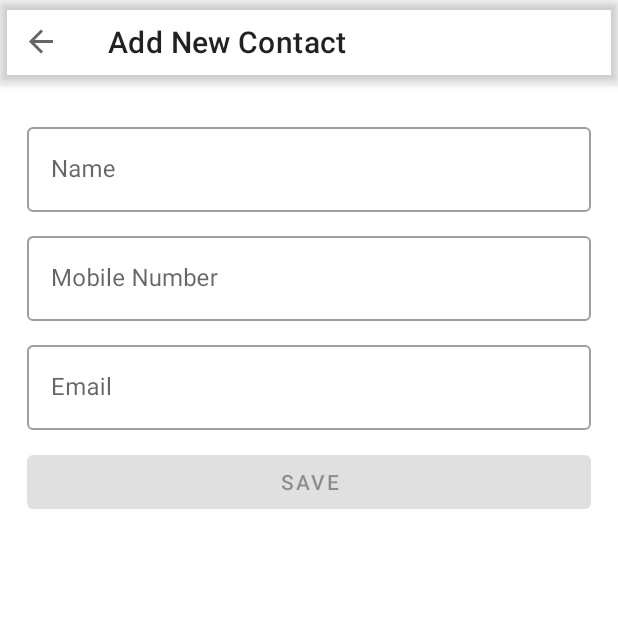
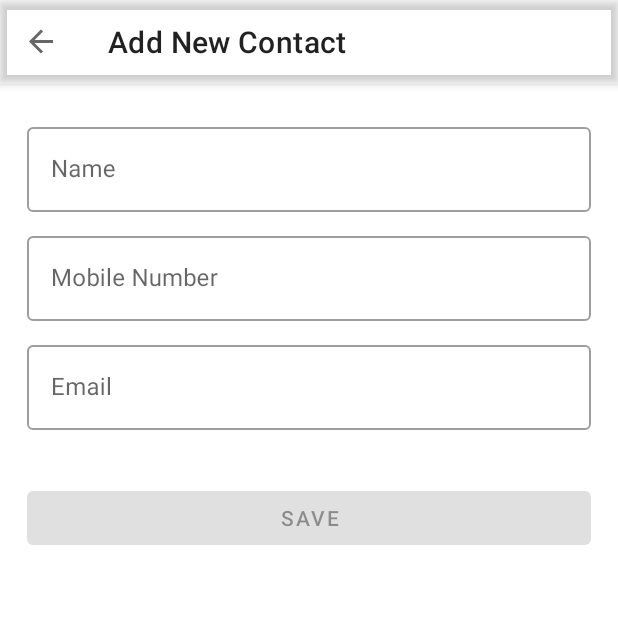
Before and after one commit to shivaprasad-bhat/Contact-Saver, an Android app: the NewContactFragment screen opened through its navigation route, on a phone screen of 412 x 824 dp, the top half of it. Run offline under Robolectric (Android 15) with nearby library versions, the phone set to English and light mode, and no system bars; our stand-ins replace Dagger/Hilt's generated code, Timber, data binding, navigation-ui.

Commit message:
Feature: Connected app with database
- Added insert functionality by saving the contact details.
- Added progress bar.

Signed-off-by: AmanKamani <kamaniamanak@gmail.com>

```diff
--- a/app/src/main/java/com/jb/svb/contactsaver/ContactActivity.kt
+++ b/app/src/main/java/com/jb/svb/contactsaver/ContactActivity.kt
@@ -8,8 +8,10 @@ import androidx.navigation.NavController
 import androidx.navigation.fragment.NavHostFragment
 import androidx.navigation.ui.setupActionBarWithNavController
 import com.jb.svb.contactsaver.databinding.ActivityContactBinding
+import dagger.hilt.android.AndroidEntryPoint
 import timber.log.Timber
 
+@AndroidEntryPoint
 class ContactActivity : AppCompatActivity() {
     private lateinit var binding: ActivityContactBinding
 
--- a/app/src/main/java/com/jb/svb/contactsaver/persistance/entities/ContactEntity.kt
+++ b/app/src/main/java/com/jb/svb/contactsaver/persistance/entities/ContactEntity.kt
@@ -10,7 +10,7 @@ data class ContactEntity(
     val mobileNumber: Long,
     val emailId: String,
     @PrimaryKey(autoGenerate = true)
-    val id: Int = -1
+    val id: Int = 0
 )
 
 fun ContactEntity.asModel(): Contact {
--- a/app/src/main/java/com/jb/svb/contactsaver/ui/NewContactFragment.kt
+++ b/app/src/main/java/com/jb/svb/contactsaver/ui/NewContactFragment.kt
@@ -8,7 +8,9 @@ import androidx.fragment.app.viewModels
 import com.jb.svb.contactsaver.R
 import com.jb.svb.contactsaver.databinding.FragmentNewContactBinding
 import com.jb.svb.contactsaver.viewmodels.NewContactViewModel
+import dagger.hilt.android.AndroidEntryPoint
 
+@AndroidEntryPoint
 class NewContactFragment : Fragment(R.layout.fragment_new_contact) {
 
     private lateinit var binding: FragmentNewContactBinding
--- a/app/src/main/java/com/jb/svb/contactsaver/viewmodels/NewContactViewModel.kt
+++ b/app/src/main/java/com/jb/svb/contactsaver/viewmodels/NewContactViewModel.kt
@@ -4,10 +4,13 @@ import android.util.Patterns
 import androidx.lifecycle.MediatorLiveData
 import androidx.lifecycle.MutableLiveData
 import androidx.lifecycle.ViewModel
+import androidx.lifecycle.viewModelScope
 import com.jb.svb.contactsaver.core.LiveDataValidator
 import com.jb.svb.contactsaver.core.LiveDataValidatorResolver
+import com.jb.svb.contactsaver.models.Contact
 import com.jb.svb.contactsaver.repositories.ContactRepository
 import dagger.hilt.android.lifecycle.HiltViewModel
+import kotlinx.coroutines.launch
 import timber.log.Timber
 import javax.inject.Inject
 
@@ -22,6 +25,8 @@ constructor(
     val emailId: MutableLiveData<String> = MutableLiveData()
 
     val isFormValid: MediatorLiveData<Boolean> = MediatorLiveData()
+
+    val showProgressBar: MutableLiveData<Boolean> = MutableLiveData(false)
 
     // Live Data Validator
     val contactNameValidator = LiveDataValidator(contactName).apply {
@@ -76,4 +81,13 @@ constructor(
         mobileValidator.isValid()
     }
 
+
+    fun addNewContact() {
+        showProgressBar.postValue(true)
+        viewModelScope.launch {
+            val model = Contact(contactName.value!!, emailId.value!!, mobileNumber.value!!.toLong())
+            repository.addContact(model)
+            showProgressBar.postValue(false)
+        }
+    }
 }
--- a/app/src/main/res/layout/fragment_new_contact.xml
+++ b/app/src/main/res/layout/fragment_new_contact.xml
@@ -5,7 +5,7 @@
     tools:context=".ui.NewContactFragment">
 
     <data>
-
+        <import type="android.view.View" />
         <variable
             name="viewModel"
             type="com.jb.svb.contactsaver.viewmodels.NewContactViewModel" />
@@ -59,14 +59,33 @@
 
         </com.google.android.material.textfield.TextInputLayout>
 
-        <com.google.android.material.button.MaterialButton
-            android:id="@+id/saveButton"
+
+        <RelativeLayout
             android:layout_width="match_parent"
             android:layout_height="wrap_content"
-            android:layout_marginTop="@dimen/padding_small"
-            android:enabled="@{viewModel.isFormValid}"
-            android:onClick="@{() -> viewModel.validateInput()}"
-            android:text="@string/save" />
+            android:layout_marginTop="@dimen/_24dp">
+
+
+            <com.google.android.material.button.MaterialButton
+                android:id="@+id/saveButton"
+                android:layout_width="match_parent"
+                android:layout_height="wrap_content"
+                android:layout_alignParentStart="true"
+                android:layout_alignParentTop="true"
+                android:layout_alignParentEnd="true"
+                android:layout_marginTop="@dimen/padding_small"
+                android:enabled="@{viewModel.isFormValid}"
+                android:onClick="@{() -> viewModel.addNewContact()}"
+                android:text="@string/save"
+                android:visibility="@{ viewModel.showProgressBar ? View.GONE : View.VISIBLE}" />
+
+            <ProgressBar
+                android:id="@+id/progressBar"
+                android:layout_width="wrap_content"
+                android:layout_height="wrap_content"
+                android:layout_centerInParent="true"
+                android:visibility="@{viewModel.showProgressBar ? View.VISIBLE : View.GONE}" />
+        </RelativeLayout>
 
     </LinearLayout>
 
--- a/app/src/main/res/values/dimens.xml
+++ b/app/src/main/res/values/dimens.xml
@@ -4,4 +4,5 @@
     <dimen name="padding_small">5dp</dimen>
     <dimen name="card_radius">8dp</dimen>
     <dimen name="card_elevation">5dp</dimen>
+    <dimen name="_24dp">24dp</dimen>
 </resources>
```
